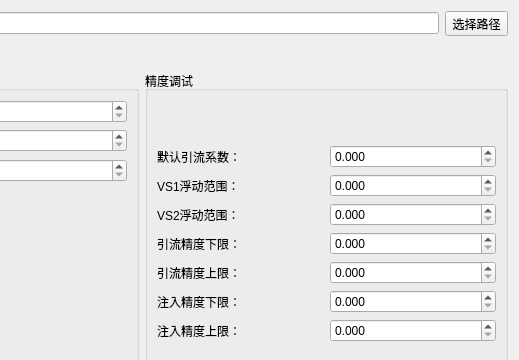
This is setting.ui in hooray1998/PCSoftware as Qt 5 draws it before an edit; both pictures show x 235 to 754 and y 0 to 360 of the 754 by 443 pixel window. The edited form follows.
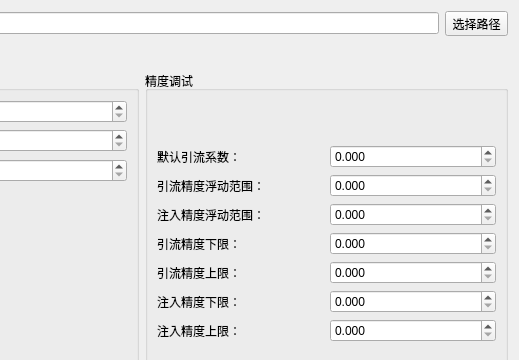
This is the edited form.

Patch:
```diff
--- a/setting.ui
+++ b/setting.ui
@@ -175,7 +175,7 @@
           <item row="4" column="0">
            <widget class="QLabel" name="label_8">
             <property name="text">
-             <string>VS2浮动范围：</string>
+             <string>注入精度浮动范围：</string>
             </property>
            </widget>
           </item>
@@ -260,7 +260,7 @@
           <item row="3" column="0">
            <widget class="QLabel" name="label_7">
             <property name="text">
-             <string>VS1浮动范围：</string>
+             <string>引流精度浮动范围：</string>
             </property>
            </widget>
           </item>
```
